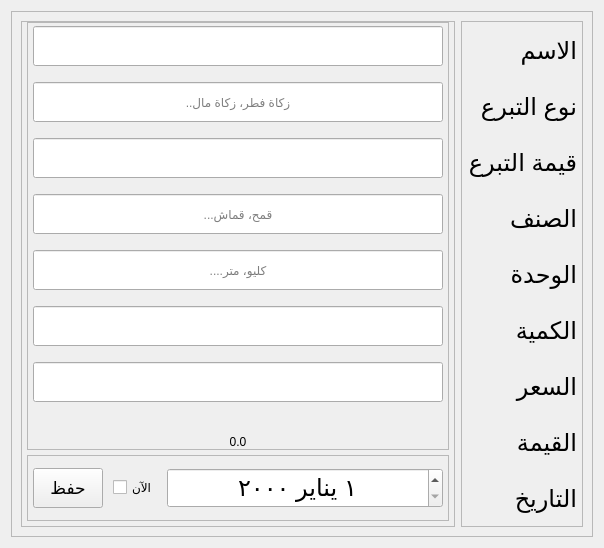
Old version of the form src/interface/views/donations_view.ui in the repository MuhammadTarek10/charity-app.
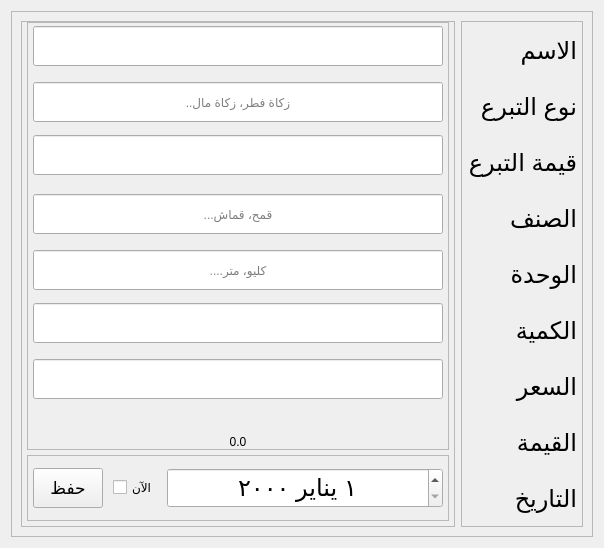
New version of the form. Icons and pictures are not drawn.

```diff
--- a/src/interface/views/donations_view.ui
+++ b/src/interface/views/donations_view.ui
@@ -171,30 +171,15 @@
             </item>
             <item>
              <widget class="QLineEdit" name="valueEdit">
-              <property name="sizePolicy">
-               <sizepolicy hsizetype="Expanding" vsizetype="Expanding">
-                <horstretch>0</horstretch>
-                <verstretch>0</verstretch>
-               </sizepolicy>
-              </property>
               <property name="minimumSize">
                <size>
                 <width>0</width>
                 <height>40</height>
                </size>
               </property>
-              <property name="maximumSize">
-               <size>
-                <width>16777215</width>
-                <height>20</height>
-               </size>
-              </property>
               <property name="alignment">
                <set>Qt::AlignCenter</set>
               </property>
-              <property name="placeholderText">
-               <string/>
-              </property>
              </widget>
             </item>
             <item>
@@ -255,61 +240,28 @@
             </item>
             <item>
              <widget class="QLineEdit" name="quantityEdit">
-              <property name="sizePolicy">
-               <sizepolicy hsizetype="Expanding" vsizetype="Expanding">
-                <horstretch>0</horstretch>
-                <verstretch>0</verstretch>
-               </sizepolicy>
-              </property>
               <property name="minimumSize">
                <size>
                 <width>0</width>
                 <height>40</height>
                </size>
               </property>
-              <property name="maximumSize">
-               <size>
-                <width>16777215</width>
-                <height>20</height>
-               </size>
-              </property>
               <property name="alignment">
                <set>Qt::AlignCenter</set>
               </property>
-              <property name="placeholderText">
-               <string/>
-              </property>
              </widget>
             </item>
             <item>
              <widget class="QLineEdit" name="priceEdit">
-              <property name="enabled">
-               <bool>true</bool>
-              </property>
-              <property name="sizePolicy">
-               <sizepolicy hsizetype="Expanding" vsizetype="Expanding">
-                <horstretch>0</horstretch>
-                <verstretch>0</verstretch>
-               </sizepolicy>
-              </property>
               <property name="minimumSize">
                <size>
                 <width>0</width>
                 <height>40</height>
                </size>
               </property>
-              <property name="maximumSize">
-               <size>
-                <width>16777215</width>
-                <height>20</height>
-               </size>
-              </property>
               <property name="alignment">
                <set>Qt::AlignCenter</set>
               </property>
-              <property name="placeholderText">
-               <string/>
-              </property>
              </widget>
             </item>
             <item>
```
Left out of the diff: 2 changed lines with no effect on the pictures.
